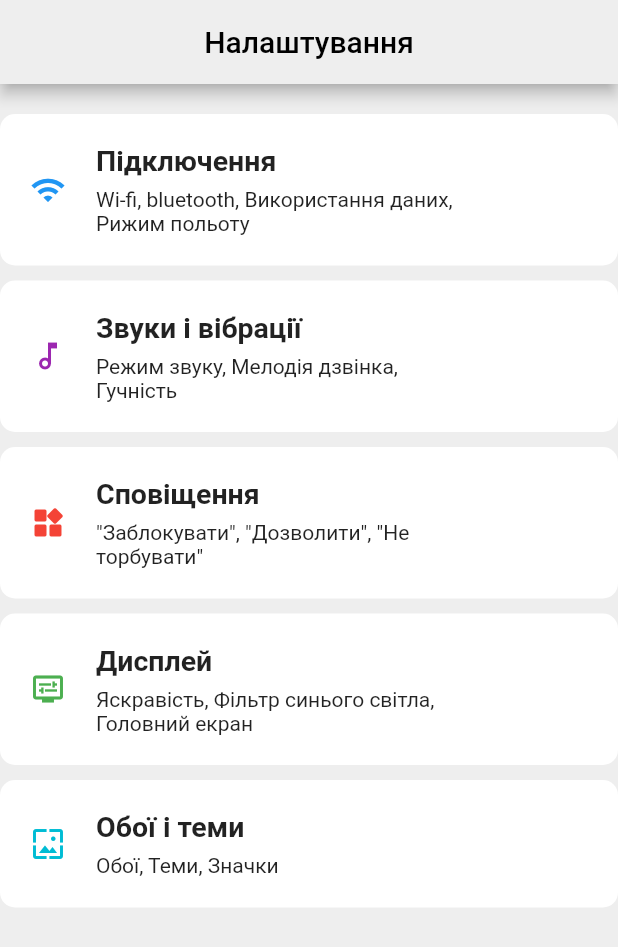
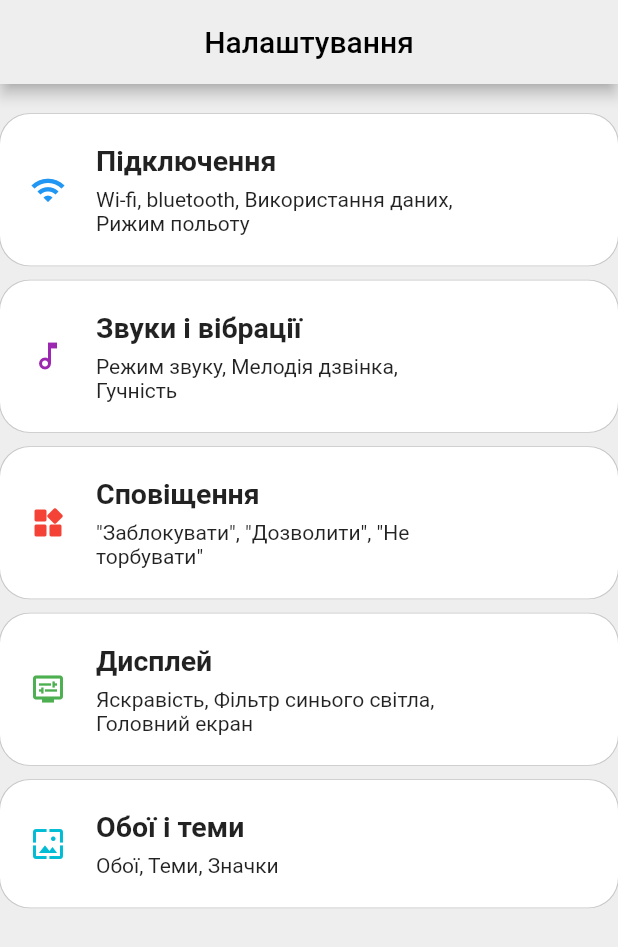
Before and after one commit to Rom-boat/setingsProfile, a Flutter app: the screen it shows after launch, on a phone screen of 412 x 824 dp. Shown: the top 947 px of the screen. Run offline on Flutter 3.47's test engine with Material 2 defaults, Android fonts, the phone set to English and light mode, and no system bars.

```diff
--- a/lib/widgets/menu_item_widget.dart
+++ b/lib/widgets/menu_item_widget.dart
@@ -20,8 +20,14 @@ class MenuItemWidget extends StatelessWidget {
     return Container(
       width: double.infinity,
       decoration: BoxDecoration(
-        borderRadius: BorderRadius.circular(10),
+        borderRadius: BorderRadius.circular(20),
         color: Colors.white,
+        boxShadow: [
+          BoxShadow(
+            color: Colors.grey.withOpacity(0.5),
+            spreadRadius: 0.5,
+          ),
+        ],
       ),
       child: Padding(
         padding: const EdgeInsets.all(20),
```
